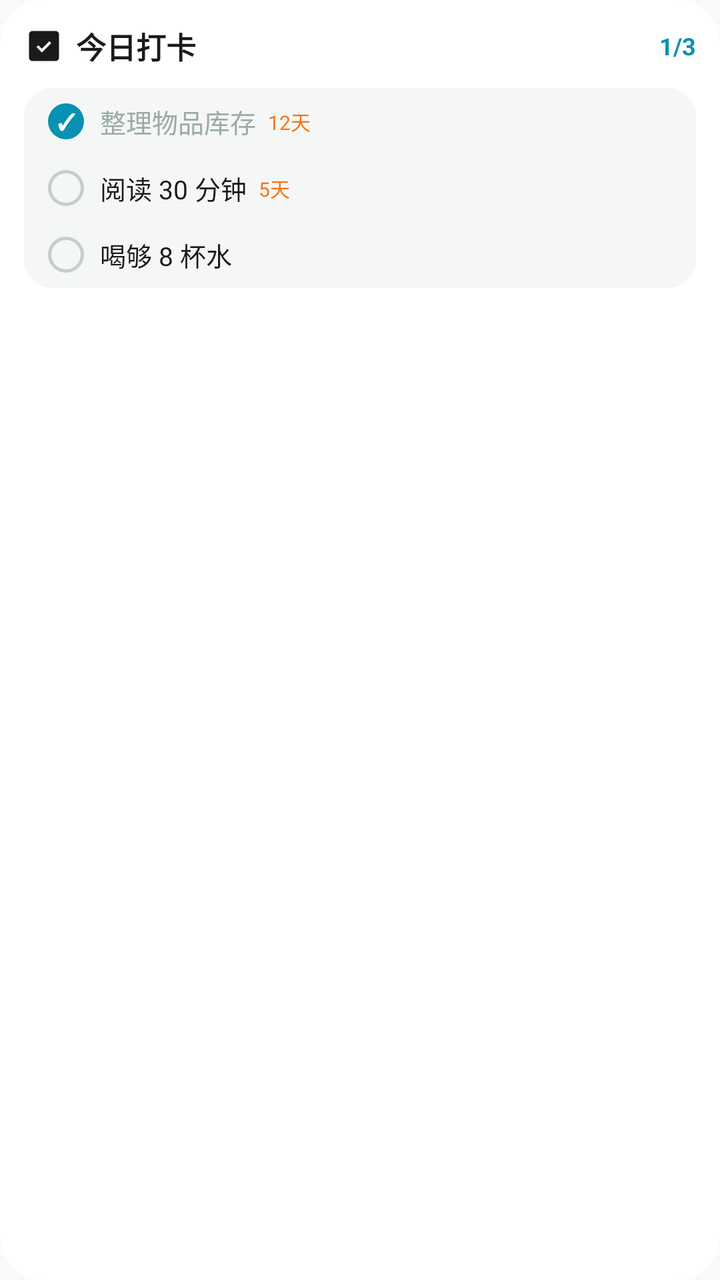
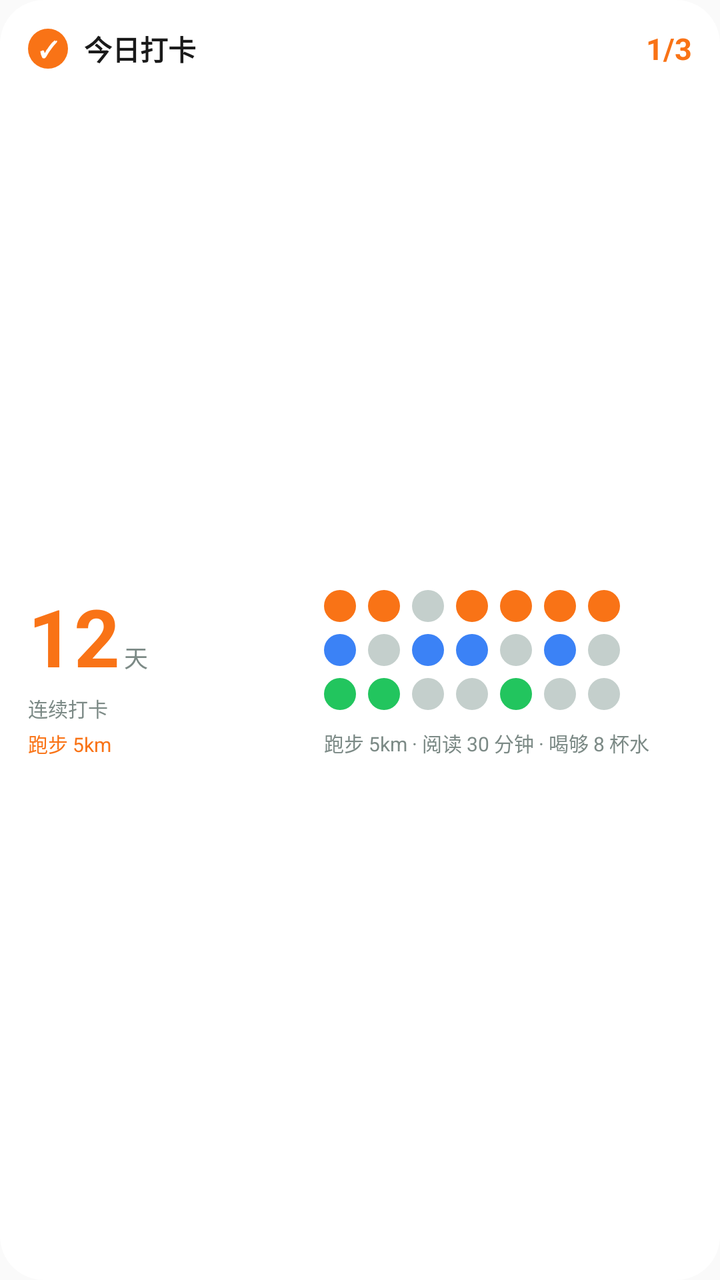

The first picture is an Android layout as it rendered before a commit; the second is the same layout after the commit. The layout source and the unified diff follow.
<!-- AndroidManifest.xml: application theme Theme.PalmNote -->
<!-- res/layout/widget_habit_preview.xml -->
<?xml version="1.0" encoding="utf-8"?>
<LinearLayout xmlns:android="http://schemas.android.com/apk/res/android"
    android:layout_width="match_parent"
    android:layout_height="match_parent"
    android:orientation="vertical"
    android:padding="12dp"
    android:background="@drawable/widget_card_round">

    <LinearLayout
        android:layout_width="match_parent"
        android:layout_height="wrap_content"
        android:orientation="horizontal"
        android:gravity="center_vertical">

        <ImageView
            android:layout_width="20dp"
            android:layout_height="20dp"
            android:src="@drawable/widget_ic_check_square"
            android:contentDescription="@null" />

        <TextView
            android:layout_width="0dp"
            android:layout_height="wrap_content"
            android:layout_weight="1"
            android:text="@string/widget_habit_title"
            android:textSize="15sp"
            android:textColor="@color/widget_v2_text_primary"
            android:textStyle="bold"
            android:layout_marginStart="6dp" />

        <TextView
            android:layout_width="wrap_content"
            android:layout_height="wrap_content"
            android:text="1/3"
            android:textSize="12sp"
            android:textStyle="bold"
            android:textColor="@color/widget_v2_accent" />
    </LinearLayout>

    <LinearLayout
        android:layout_width="match_parent"
        android:layout_height="wrap_content"
        android:orientation="vertical"
        android:background="@drawable/widget_soft_card_gray"
        android:layout_marginTop="10dp"
        android:paddingHorizontal="12dp">

        <LinearLayout
            android:layout_width="match_parent"
            android:layout_height="wrap_content"
            android:orientation="horizontal"
            android:gravity="center_vertical"
            android:paddingVertical="7dp">

            <TextView
                android:layout_width="18dp"
                android:layout_height="18dp"
                android:text="✓"
                android:textSize="11sp"
                android:textStyle="bold"
                android:textColor="#FFFFFF"
                android:gravity="center"
                android:background="@drawable/widget_preview_circle" />

            <TextView
                android:layout_width="wrap_content"
                android:layout_height="wrap_content"
                android:text="@string/widget_preview_todo_2"
                android:textSize="13sp"
                android:textColor="@color/widget_v2_text_tertiary"
                android:layout_marginStart="8dp" />

            <TextView
                android:layout_width="wrap_content"
                android:layout_height="wrap_content"
                android:text="@string/widget_preview_streak_1"
                android:textSize="10sp"
                android:textColor="#F97316"
                android:layout_marginStart="6dp" />
        </LinearLayout>

        <LinearLayout
            android:layout_width="match_parent"
            android:layout_height="wrap_content"
            android:orientation="horizontal"
            android:gravity="center_vertical"
            android:paddingVertical="7dp">

            <TextView
                android:layout_width="18dp"
                android:layout_height="18dp"
                android:gravity="center"
                android:background="@drawable/widget_ring_gray" />

            <TextView
                android:layout_width="wrap_content"
                android:layout_height="wrap_content"
                android:text="@string/widget_preview_habit_2"
                android:textSize="13sp"
                android:textColor="@color/widget_v2_text_primary"
                android:layout_marginStart="8dp" />

            <TextView
                android:layout_width="wrap_content"
                android:layout_height="wrap_content"
                android:text="@string/widget_preview_streak_2"
                android:textSize="10sp"
                android:textColor="#F97316"
                android:layout_marginStart="6dp" />
        </LinearLayout>

        <LinearLayout
            android:layout_width="match_parent"
            android:layout_height="wrap_content"
            android:orientation="horizontal"
            android:gravity="center_vertical"
            android:paddingVertical="7dp">

            <TextView
                android:layout_width="18dp"
                android:layout_height="18dp"
                android:gravity="center"
                android:background="@drawable/widget_ring_gray" />

            <TextView
                android:layout_width="wrap_content"
                android:layout_height="wrap_content"
                android:text="@string/widget_preview_habit_3"
                android:textSize="13sp"
                android:textColor="@color/widget_v2_text_primary"
                android:layout_marginStart="8dp" />
        </LinearLayout>
    </LinearLayout>

</LinearLayout>
<!-- resources referenced by this layout -->
<resources>
  <color name="widget_v2_accent">#FF0891B2</color>
  <color name="widget_v2_text_primary">#FF1A1A1A</color>
  <color name="widget_v2_text_tertiary">#FF9AABA6</color>
  <!-- drawable widget_card_round (drawable) -->
  <?xml version="1.0" encoding="utf-8"?>
  <shape xmlns:android="http://schemas.android.com/apk/res/android" android:shape="rectangle">
      <solid android:color="@color/widget_v2_card_bg" />
      <corners android:radius="22dp" />
  </shape>
  <!-- drawable widget_ic_check_square (drawable) -->
  <?xml version="1.0" encoding="utf-8"?>
  <vector xmlns:android="http://schemas.android.com/apk/res/android"
      android:width="24dp"
      android:height="24dp"
      android:viewportWidth="24"
      android:viewportHeight="24">
      <path
          android:fillColor="#1A1A1A"
          android:pathData="M5,3h14a2,2 0 0,1 2,2v14a2,2 0 0,1 -2,2H5a2,2 0 0,1 -2,-2V5a2,2 0 0,1 2,-2z" />
      <path
          android:fillColor="#FFFFFF"
          android:pathData="M10.7,15.9l-3.2,-3.2 1.13,-1.13 2.07,2.06 4.47,-4.47 1.13,1.14z" />
  </vector>
  <!-- drawable widget_preview_circle (drawable) -->
  <?xml version="1.0" encoding="utf-8"?>
  <shape xmlns:android="http://schemas.android.com/apk/res/android"
      android:shape="oval">
      <solid android:color="#FF0891B2" />
  </shape>
  <!-- drawable widget_ring_gray (drawable) -->
  <?xml version="1.0" encoding="utf-8"?>
  <shape xmlns:android="http://schemas.android.com/apk/res/android" android:shape="oval">
      <solid android:color="#00000000" />
      <stroke android:width="1.5dp" android:color="@color/widget_v2_ring" />
  </shape>
  <!-- drawable widget_soft_card_gray (drawable) -->
  <?xml version="1.0" encoding="utf-8"?>
  <shape xmlns:android="http://schemas.android.com/apk/res/android" android:shape="rectangle">
      <solid android:color="@color/widget_v2_soft_gray" />
      <corners android:radius="14dp" />
  </shape>
  <string name="widget_habit_title">今日打卡</string>
  <string name="widget_preview_habit_2">阅读 30 分钟</string>
  <string name="widget_preview_habit_3">喝够 8 杯水</string>
  <string name="widget_preview_streak_1">12天</string>
  <string name="widget_preview_streak_2">5天</string>
  <string name="widget_preview_todo_2">整理物品库存</string>
  <style name="Theme.PalmNote" parent="Theme.AppCompat.DayNight.NoActionBar">
          <item name="android:statusBarColor">@android:color/transparent</item>
          <item name="android:navigationBarColor">@android:color/transparent</item>
          <item name="android:windowLightStatusBar">true</item>
      </style>
  <color name="widget_v2_card_bg">#FFFFFFFF</color>
  <color name="widget_v2_ring">#FFC4CFCC</color>
  <color name="widget_v2_soft_gray">#FFF5F7F7</color>
</resources>

<!-- the commit's change to res/layout/widget_habit_preview.xml (unified diff, before → after) -->
@@ -3,7 +3,7 @@
     android:layout_width="match_parent"
     android:layout_height="match_parent"
     android:orientation="vertical"
-    android:padding="12dp"
+    android:padding="@dimen/widget_pad"
     android:background="@drawable/widget_card_round">
 
     <LinearLayout
@@ -12,123 +12,308 @@
         android:orientation="horizontal"
         android:gravity="center_vertical">
 
-        <ImageView
-            android:layout_width="20dp"
-            android:layout_height="20dp"
-            android:src="@drawable/widget_ic_check_square"
-            android:contentDescription="@null" />
+        <FrameLayout
+            android:layout_width="@dimen/widget_icon_badge"
+            android:layout_height="@dimen/widget_icon_badge">
+
+            <ImageView
+                android:layout_width="match_parent"
+                android:layout_height="match_parent"
+                android:background="@drawable/widget_shape_circle"
+                android:backgroundTint="@color/widget_hue_1"
+                android:contentDescription="@null" />
+
+            <TextView
+                android:layout_width="match_parent"
+                android:layout_height="match_parent"
+                android:text="✓"
+                android:textSize="11sp"
+                android:textStyle="bold"
+                android:textColor="#FFFFFFFF"
+                android:gravity="center" />
+        </FrameLayout>
 
         <TextView
             android:layout_width="0dp"
             android:layout_height="wrap_content"
             android:layout_weight="1"
             android:text="@string/widget_habit_title"
-            android:textSize="15sp"
+            android:textSize="@dimen/widget_text_title"
             android:textColor="@color/widget_v2_text_primary"
             android:textStyle="bold"
-            android:layout_marginStart="6dp" />
+            android:layout_marginStart="8dp" />
 
         <TextView
             android:layout_width="wrap_content"
             android:layout_height="wrap_content"
             android:text="1/3"
-            android:textSize="12sp"
+            android:textSize="15sp"
             android:textStyle="bold"
-            android:textColor="@color/widget_v2_accent" />
+            android:textColor="@color/widget_hue_1" />
     </LinearLayout>
 
     <LinearLayout
         android:layout_width="match_parent"
-        android:layout_height="wrap_content"
-        android:orientation="vertical"
-        android:background="@drawable/widget_soft_card_gray"
-        android:layout_marginTop="10dp"
-        android:paddingHorizontal="12dp">
+        android:layout_height="0dp"
+        android:layout_weight="1"
+        android:orientation="horizontal"
+        android:layout_marginTop="10dp">
 
         <LinearLayout
-            android:layout_width="match_parent"
-            android:layout_height="wrap_content"
-            android:orientation="horizontal"
-            android:gravity="center_vertical"
-            android:paddingVertical="7dp">
-
-            <TextView
-                android:layout_width="18dp"
-                android:layout_height="18dp"
-                android:text="✓"
-                android:textSize="11sp"
-                android:textStyle="bold"
-                android:textColor="#FFFFFF"
-                android:gravity="center"
-                android:background="@drawable/widget_preview_circle" />
+            android:layout_width="132dp"
+            android:layout_height="match_parent"
+            android:orientation="vertical"
+            android:gravity="center_vertical">
+
+            <LinearLayout
+                android:layout_width="wrap_content"
+                android:layout_height="wrap_content"
+                android:orientation="horizontal"
+                android:gravity="bottom">
+
+                <TextView
+                    android:layout_width="wrap_content"
+                    android:layout_height="wrap_content"
+                    android:text="12"
+                    android:textSize="40sp"
+                    android:textStyle="bold"
+                    android:textColor="@color/widget_hue_1" />
+
+                <TextView
+                    android:layout_width="wrap_content"
+                    android:layout_height="wrap_content"
+                    android:text="@string/widget_days_label"
+                    android:textSize="12sp"
+                    android:textColor="@color/widget_v2_text_secondary"
+                    android:layout_marginStart="2dp" />
+            </LinearLayout>
 
             <TextView
                 android:layout_width="wrap_content"
                 android:layout_height="wrap_content"
-                android:text="@string/widget_preview_todo_2"
-                android:textSize="13sp"
-                android:textColor="@color/widget_v2_text_tertiary"
-                android:layout_marginStart="8dp" />
+                android:text="@string/widget_habit_streak_label"
+                android:textSize="@dimen/widget_text_micro"
+                android:textColor="@color/widget_v2_text_secondary"
+                android:layout_marginTop="2dp" />
 
             <TextView
-                android:layout_width="wrap_content"
-                android:layout_height="wrap_content"
-                android:text="@string/widget_preview_streak_1"
-                android:textSize="10sp"
-                android:textColor="#F97316"
-                android:layout_marginStart="6dp" />
+                android:layout_width="match_parent"
+                android:layout_height="wrap_content"
+                android:text="@string/widget_preview_habit_1"
+                android:textSize="@dimen/widget_text_micro"
+                android:textColor="@color/widget_hue_1"
+                android:layout_marginTop="3dp"
+                android:maxLines="1"
+                android:ellipsize="end" />
         </LinearLayout>
 
         <LinearLayout
-            android:layout_width="match_parent"
-            android:layout_height="wrap_content"
-            android:orientation="horizontal"
+            android:layout_width="0dp"
+            android:layout_height="match_parent"
+            android:layout_weight="1"
+            android:orientation="vertical"
             android:gravity="center_vertical"
-            android:paddingVertical="7dp">
+            android:layout_marginStart="16dp">
+
+            
+            <LinearLayout
+                android:layout_width="match_parent"
+                android:layout_height="wrap_content"
+                android:orientation="horizontal"
+                android:gravity="center_vertical"
+                android:paddingVertical="3dp">
+
+                <ImageView
+                    android:layout_width="16dp"
+                    android:layout_height="16dp"
+                    android:background="@drawable/widget_shape_circle"
+                    android:backgroundTint="@color/widget_hue_1"
+                    android:contentDescription="@null" />
+
+                <ImageView
+                    android:layout_width="16dp"
+                    android:layout_height="16dp"
+                    android:layout_marginStart="6dp"
+                    android:background="@drawable/widget_shape_circle"
+                    android:backgroundTint="@color/widget_hue_1"
+                    android:contentDescription="@null" />
+
+                <ImageView
+                    android:layout_width="16dp"
+                    android:layout_height="16dp"
+                    android:layout_marginStart="6dp"
+                    android:background="@drawable/widget_shape_circle"
+                    android:backgroundTint="@color/widget_v2_ring"
+                    android:contentDescription="@null" />
+
+                <ImageView
+                    android:layout_width="16dp"
+                    android:layout_height="16dp"
+                    android:layout_marginStart="6dp"
+                    android:background="@drawable/widget_shape_circle"
+                    android:backgroundTint="@color/widget_hue_1"
+                    android:contentDescription="@null" />
+
+                <ImageView
+                    android:layout_width="16dp"
+                    android:layout_height="16dp"
+                    android:layout_marginStart="6dp"
+                    android:background="@drawable/widget_shape_circle"
+                    android:backgroundTint="@color/widget_hue_1"
+                    android:contentDescription="@null" />
+
+                <ImageView
+                    android:layout_width="16dp"
+                    android:layout_height="16dp"
+                    android:layout_marginStart="6dp"
+                    android:background="@drawable/widget_shape_circle"
+                    android:backgroundTint="@color/widget_hue_1"
+                    android:contentDescription="@null" />
+
+                <ImageView
+                    android:layout_width="16dp"
+                    android:layout_height="16dp"
+                    android:layout_marginStart="6dp"
+                    android:background="@drawable/widget_shape_circle"
+                    android:backgroundTint="@color/widget_hue_1"
+                    android:contentDescription="@null" />
+            </LinearLayout>
+
+            <LinearLayout
+                android:layout_width="match_parent"
+                android:layout_height="wrap_content"
+                android:orientation="horizontal"
+                android:gravity="center_vertical"
+                android:paddingVertical="3dp">
+
+                <ImageView
+                    android:layout_width="16dp"
+                    android:layout_height="16dp"
+                    android:background="@drawable/widget_shape_circle"
+                    android:backgroundTint="@color/widget_hue_2"
+                    android:contentDescription="@null" />
+
+                <ImageView
+                    android:layout_width="16dp"
+                    android:layout_height="16dp"
+                    android:layout_marginStart="6dp"
+                    android:background="@drawable/widget_shape_circle"
+                    android:backgroundTint="@color/widget_v2_ring"
+                    android:contentDescription="@null" />
+
+                <ImageView
+                    android:layout_width="16dp"
+                    android:layout_height="16dp"
+                    android:layout_marginStart="6dp"
+                    android:background="@drawable/widget_shape_circle"
+                    android:backgroundTint="@color/widget_hue_2"
+                    android:contentDescription="@null" />
+
+                <ImageView
+                    android:layout_width="16dp"
+                    android:layout_height="16dp"
+                    android:layout_marginStart="6dp"
+                    android:background="@drawable/widget_shape_circle"
+                    android:backgroundTint="@color/widget_hue_2"
+                    android:contentDescription="@null" />
+
+                <ImageView
+                    android:layout_width="16dp"
+                    android:layout_height="16dp"
+                    android:layout_marginStart="6dp"
+                    android:background="@drawable/widget_shape_circle"
+                    android:backgroundTint="@color/widget_v2_ring"
+                    android:contentDescription="@null" />
+
+                <ImageView
+                    android:layout_width="16dp"
+                    android:layout_height="16dp"
+                    android:layout_marginStart="6dp"
+                    android:background="@drawable/widget_shape_circle"
+                    android:backgroundTint="@color/widget_hue_2"
+                    android:contentDescription="@null" />
+
+                <ImageView
+                    android:layout_width="16dp"
+                    android:layout_height="16dp"
+                    android:layout_marginStart="6dp"
+                    android:background="@drawable/widget_shape_circle"
+                    android:backgroundTint="@color/widget_v2_ring"
+                    android:contentDescription="@null" />
+            </LinearLayout>
+
+            <LinearLayout
+                android:layout_width="match_parent"
+                android:layout_height="wrap_content"
+                android:orientation="horizontal"
+                android:gravity="center_vertical"
+                android:paddingVertical="3dp">
+
+                <ImageView
+                    android:layout_width="16dp"
+                    android:layout_height="16dp"
+                    android:background="@drawable/widget_shape_circle"
+                    android:backgroundTint="@color/widget_hue_3"
+                    android:contentDescription="@null" />
+
+                <ImageView
+                    android:layout_width="16dp"
+                    android:layout_height="16dp"
+                    android:layout_marginStart="6dp"
+                    android:background="@drawable/widget_shape_circle"
+                    android:backgroundTint="@color/widget_hue_3"
+                    android:contentDescription="@null" />
+
+                <ImageView
+                    android:layout_width="16dp"
+                    android:layout_height="16dp"
+                    android:layout_marginStart="6dp"
+                    android:background="@drawable/widget_shape_circle"
+                    android:backgroundTint="@color/widget_v2_ring"
+                    android:contentDescription="@null" />
+
+                <ImageView
+                    android:layout_width="16dp"
+                    android:layout_height="16dp"
+                    android:layout_marginStart="6dp"
+                    android:background="@drawable/widget_shape_circle"
+                    android:backgroundTint="@color/widget_v2_ring"
+                    android:contentDescription="@null" />
+
+                <ImageView
+                    android:layout_width="16dp"
+                    android:layout_height="16dp"
+                    android:layout_marginStart="6dp"
+                    android:background="@drawable/widget_shape_circle"
+                    android:backgroundTint="@color/widget_hue_3"
+                    android:contentDescription="@null" />
+
+                <ImageView
+                    android:layout_width="16dp"
+                    android:layout_height="16dp"
+                    android:layout_marginStart="6dp"
+                    android:background="@drawable/widget_shape_circle"
+                    android:backgroundTint="@color/widget_v2_ring"
+                    android:contentDescription="@null" />
+
+                <ImageView
+                    android:layout_width="16dp"
+                    android:layout_height="16dp"
+                    android:layout_marginStart="6dp"
+                    android:background="@drawable/widget_shape_circle"
+                    android:backgroundTint="@color/widget_v2_ring"
+                    android:contentDescription="@null" />
+            </LinearLayout>
 
             <TextView
-                android:layout_width="18dp"
-                android:layout_height="18dp"
-                android:gravity="center"
-                android:background="@drawable/widget_ring_gray" />
-
-            <TextView
-                android:layout_width="wrap_content"
-                android:layout_height="wrap_content"
-                android:text="@string/widget_preview_habit_2"
-                android:textSize="13sp"
-                android:textColor="@color/widget_v2_text_primary"
-                android:layout_marginStart="8dp" />
-
-            <TextView
-                android:layout_width="wrap_content"
-                android:layout_height="wrap_content"
-                android:text="@string/widget_preview_streak_2"
-                android:textSize="10sp"
-                android:textColor="#F97316"
-                android:layout_marginStart="6dp" />
-        </LinearLayout>
-
-        <LinearLayout
-            android:layout_width="match_parent"
-            android:layout_height="wrap_content"
-            android:orientation="horizontal"
-            android:gravity="center_vertical"
-            android:paddingVertical="7dp">
-
-            <TextView
-                android:layout_width="18dp"
-                android:layout_height="18dp"
-                android:gravity="center"
-                android:background="@drawable/widget_ring_gray" />
-
-            <TextView
-                android:layout_width="wrap_content"
-                android:layout_height="wrap_content"
-                android:text="@string/widget_preview_habit_3"
-                android:textSize="13sp"
-                android:textColor="@color/widget_v2_text_primary"
-                android:layout_marginStart="8dp" />
+                android:layout_width="match_parent"
+                android:layout_height="wrap_content"
+                android:text="@string/widget_preview_habit_names"
+                android:textSize="@dimen/widget_text_micro"
+                android:textColor="@color/widget_v2_text_secondary"
+                android:layout_marginTop="6dp"
+                android:maxLines="1"
+                android:ellipsize="end" />
         </LinearLayout>
     </LinearLayout>
 
<!-- resource entries referenced after the edit -->
@@ -1,52 +1,31 @@
 <!-- resources referenced by this layout -->
 <resources>
-  <color name="widget_v2_accent">#FF0891B2</color>
+  <color name="widget_hue_1">#FFF97316</color>
+  <color name="widget_hue_2">#FF3B82F6</color>
+  <color name="widget_hue_3">#FF22C55E</color>
   <color name="widget_v2_text_primary">#FF1A1A1A</color>
-  <color name="widget_v2_text_tertiary">#FF9AABA6</color>
+  <color name="widget_v2_text_secondary">#FF7C8A86</color>
+  <dimen name="widget_icon_badge">20dp</dimen>
+  <dimen name="widget_pad">14dp</dimen>
+  <dimen name="widget_text_micro">10sp</dimen>
+  <dimen name="widget_text_title">14sp</dimen>
   <!-- drawable widget_card_round (drawable) -->
   <?xml version="1.0" encoding="utf-8"?>
   <shape xmlns:android="http://schemas.android.com/apk/res/android" android:shape="rectangle">
       <solid android:color="@color/widget_v2_card_bg" />
       <corners android:radius="22dp" />
   </shape>
-  <!-- drawable widget_ic_check_square (drawable) -->
-  <?xml version="1.0" encoding="utf-8"?>
-  <vector xmlns:android="http://schemas.android.com/apk/res/android"
-      android:width="24dp"
-      android:height="24dp"
-      android:viewportWidth="24"
-      android:viewportHeight="24">
-      <path
-          android:fillColor="#1A1A1A"
-          android:pathData="M5,3h14a2,2 0 0,1 2,2v14a2,2 0 0,1 -2,2H5a2,2 0 0,1 -2,-2V5a2,2 0 0,1 2,-2z" />
-      <path
-          android:fillColor="#FFFFFF"
-          android:pathData="M10.7,15.9l-3.2,-3.2 1.13,-1.13 2.07,2.06 4.47,-4.47 1.13,1.14z" />
-  </vector>
-  <!-- drawable widget_preview_circle (drawable) -->
+  <!-- drawable widget_shape_circle (drawable) -->
   <?xml version="1.0" encoding="utf-8"?>
   <shape xmlns:android="http://schemas.android.com/apk/res/android"
       android:shape="oval">
-      <solid android:color="#FF0891B2" />
+      <solid android:color="#FFFFFF" />
   </shape>
-  <!-- drawable widget_ring_gray (drawable) -->
-  <?xml version="1.0" encoding="utf-8"?>
-  <shape xmlns:android="http://schemas.android.com/apk/res/android" android:shape="oval">
-      <solid android:color="#00000000" />
-      <stroke android:width="1.5dp" android:color="@color/widget_v2_ring" />
-  </shape>
-  <!-- drawable widget_soft_card_gray (drawable) -->
-  <?xml version="1.0" encoding="utf-8"?>
-  <shape xmlns:android="http://schemas.android.com/apk/res/android" android:shape="rectangle">
-      <solid android:color="@color/widget_v2_soft_gray" />
-      <corners android:radius="14dp" />
-  </shape>
+  <string name="widget_days_label">天</string>
+  <string name="widget_habit_streak_label">连续打卡</string>
   <string name="widget_habit_title">今日打卡</string>
-  <string name="widget_preview_habit_2">阅读 30 分钟</string>
-  <string name="widget_preview_habit_3">喝够 8 杯水</string>
-  <string name="widget_preview_streak_1">12天</string>
-  <string name="widget_preview_streak_2">5天</string>
-  <string name="widget_preview_todo_2">整理物品库存</string>
+  <string name="widget_preview_habit_1">跑步 5km</string>
+  <string name="widget_preview_habit_names">跑步 5km · 阅读 30 分钟 · 喝够 8 杯水</string>
   <style name="Theme.PalmNote" parent="Theme.AppCompat.DayNight.NoActionBar">
           <item name="android:statusBarColor">@android:color/transparent</item>
           <item name="android:navigationBarColor">@android:color/transparent</item>
@@ -54,6 +33,5 @@
       </style>
   <color name="widget_v2_card_bg">#FFFFFFFF</color>
   <color name="widget_v2_ring">#FFC4CFCC</color>
-  <color name="widget_v2_soft_gray">#FFF5F7F7</color>
 </resources>
 
